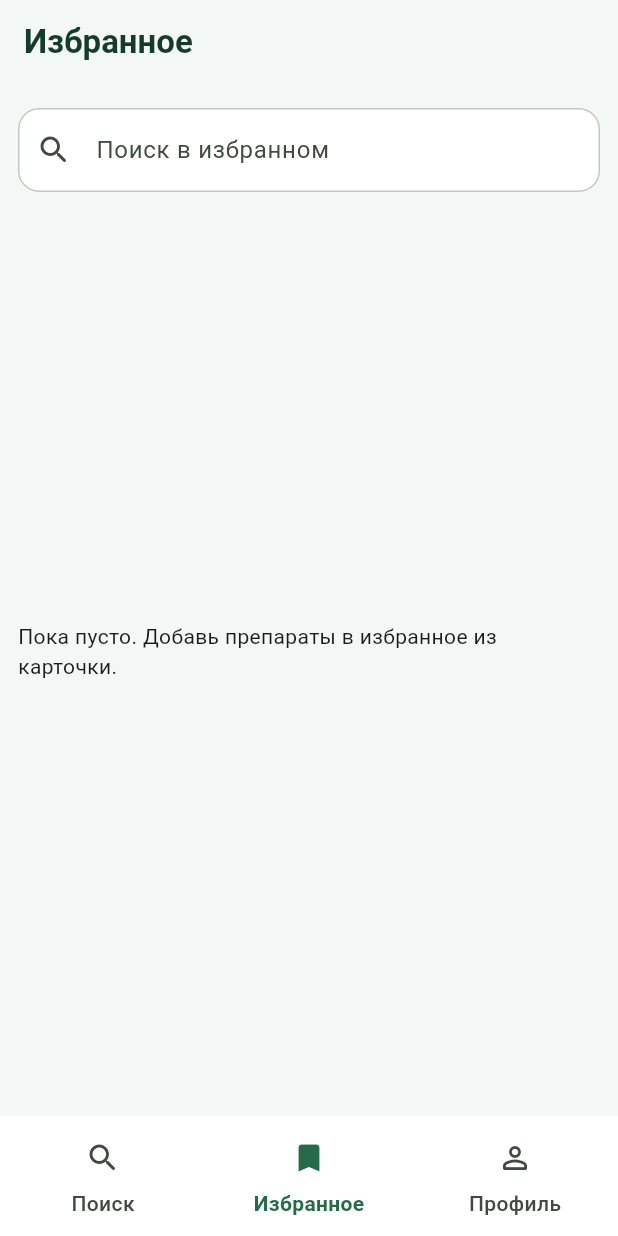
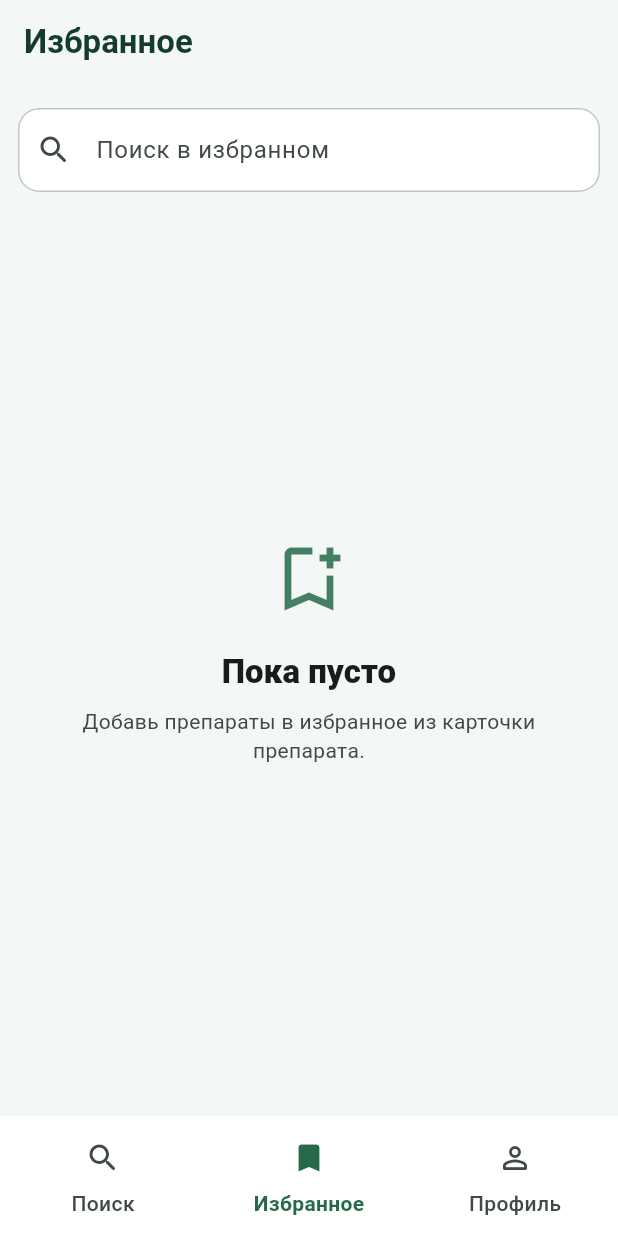
Before and after one commit to EgorKrasa/MedGuide_Prill, a Flutter app: the screen it shows after launch, item 2 of the bottom bar chosen, on a phone screen of 412 x 824 dp. Run offline on Flutter 3.47's test engine with Material 3 defaults, Android fonts, the phone set to English and light mode, and no system bars; our stand-ins replace shared_preferences.

Commit message:
MedGuide: favorites empty state, remove buy button, APK artifacts

```diff
--- a/mobile/lib/screens/drug_details_screen.dart
+++ b/mobile/lib/screens/drug_details_screen.dart
@@ -294,11 +294,6 @@ class _HeaderCard extends StatelessWidget {
         Text(
           price != null ? 'от $price ₽' : 'Цена уточняется',
           style: Theme.of(context).textTheme.headlineSmall?.copyWith(fontWeight: FontWeight.w800),
-        ),
-        const SizedBox(height: 10),
-        FilledButton(
-          onPressed: null,
-          child: const Text('Купить (скоро)'),
         ),
       ],
     );
--- a/mobile/lib/screens/home_screen.dart
+++ b/mobile/lib/screens/home_screen.dart
@@ -515,10 +515,39 @@ class _HomeScreenState extends State<HomeScreen> {
           Expanded(
             child: values.isEmpty
                 ? Center(
-                    child: Text(
-                      search.isEmpty
-                          ? 'Пока пусто. Добавь препараты в избранное из карточки.'
-                          : 'Ничего не найдено.',
+                    child: Padding(
+                      padding: const EdgeInsets.symmetric(horizontal: 32),
+                      child: Column(
+                        mainAxisSize: MainAxisSize.min,
+                        mainAxisAlignment: MainAxisAlignment.center,
+                        children: [
+                          Icon(
+                            search.isEmpty ? Icons.bookmark_add_outlined : Icons.search_off_rounded,
+                            size: 56,
+                            color: Theme.of(context).colorScheme.primary.withOpacity(0.85),
+                          ),
+                          const SizedBox(height: 20),
+                          Text(
+                            search.isEmpty ? 'Пока пусто' : 'Ничего не найдено',
+                            textAlign: TextAlign.center,
+                            style: Theme.of(context).textTheme.titleLarge?.copyWith(
+                                  fontWeight: FontWeight.w800,
+                                  color: Theme.of(context).colorScheme.onSurface,
+                                ),
+                          ),
+                          if (search.isEmpty) ...[
+                            const SizedBox(height: 10),
+                            Text(
+                              'Добавь препараты в избранное из карточки препарата.',
+                              textAlign: TextAlign.center,
+                              style: Theme.of(context).textTheme.bodyMedium?.copyWith(
+                                    color: Theme.of(context).colorScheme.onSurfaceVariant,
+                                    height: 1.35,
+                                  ),
+                            ),
+                          ],
+                        ],
+                      ),
                     ),
                   )
                 : ListView.separated(
```
Also changed, not shown: mobile/pubspec.lock, 1 other file.
